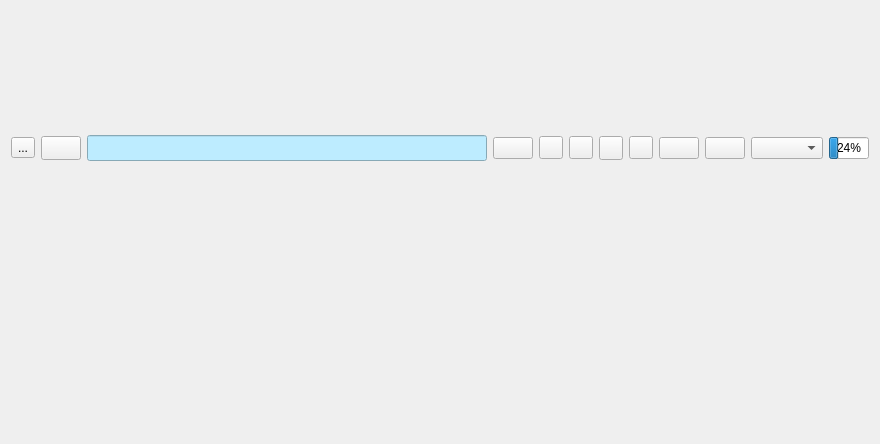
This is galacteek/ui/browsertab.ui in pinnaculum/galacteek as Qt 5 draws it before an edit. The edited form follows.
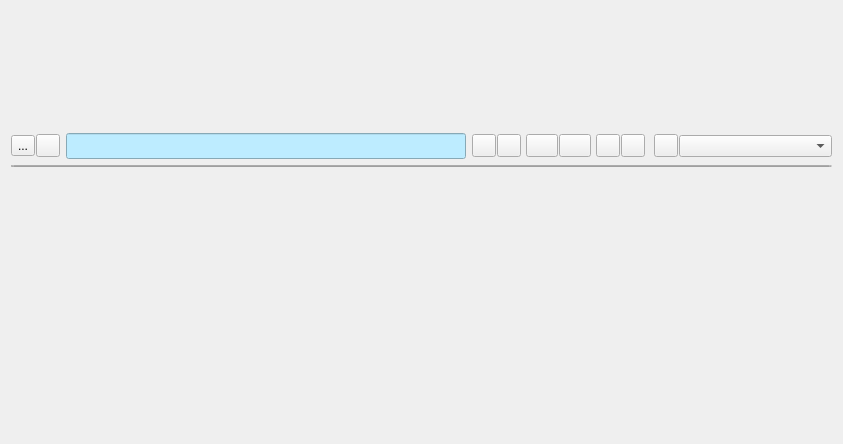
This is the edited form. Icons and pictures are not drawn.

The edit to the form file:
```diff
--- a/galacteek/ui/browsertab.ui
+++ b/galacteek/ui/browsertab.ui
@@ -31,6 +31,9 @@
          </property>
          <item>
           <layout class="QHBoxLayout" name="hLayoutCtrl">
+           <property name="spacing">
+            <number>1</number>
+           </property>
            <item>
             <widget class="QToolButton" name="loadIpfsButton">
              <property name="toolTip">
@@ -46,22 +49,7 @@
             </widget>
            </item>
            <item>
-            <widget class="QPushButton" name="loadFromClipboardButton">
-             <property name="sizePolicy">
-              <sizepolicy hsizetype="Fixed" vsizetype="Fixed">
-               <horstretch>0</horstretch>
-               <verstretch>0</verstretch>
-              </sizepolicy>
-             </property>
-             <property name="maximumSize">
-              <size>
-               <width>40</width>
-               <height>24</height>
-              </size>
-             </property>
-             <property name="toolTip">
-              <string>&lt;html&gt;&lt;head/&gt;&lt;body&gt;&lt;p&gt;Load IPFS CID from clipboard&lt;/p&gt;&lt;/body&gt;&lt;/html&gt;</string>
-             </property>
+            <widget class="QToolButton" name="loadFromClipboardButton">
              <property name="text">
               <string/>
              </property>
@@ -109,12 +97,14 @@
           </widget>
          </item>
          <item>
-          <widget class="QPushButton" name="stopButton">
-           <property name="sizePolicy">
-            <sizepolicy hsizetype="Fixed" vsizetype="Fixed">
-             <horstretch>0</horstretch>
-             <verstretch>0</verstretch>
-            </sizepolicy>
+          <layout class="QHBoxLayout" name="horizontalLayout_3">
+           <property name="spacing">
+            <number>1</number>
+           </property>
+           <item>
+            <widget class="QToolButton" name="stopButton">
+             <property name="toolTip">
+              <string>&lt;html&gt;&lt;head/&gt;&lt;body&gt;&lt;p&gt;Stop&lt;/p&gt;&lt;/body&gt;&lt;/html&gt;</string>
            </property>
            <property name="text">
             <string/>
@@ -125,6 +115,36 @@
            </property>
           </widget>
          </item>
+           <item>
+            <widget class="QToolButton" name="reloadPageButton">
+             <property name="toolTip">
+              <string>&lt;html&gt;&lt;head/&gt;&lt;body&gt;&lt;p&gt;Reload page&lt;/p&gt;&lt;/body&gt;&lt;/html&gt;</string>
+             </property>
+             <property name="text">
+              <string/>
+             </property>
+             <property name="icon">
+              <iconset resource="galacteek.qrc">
+               <normaloff>:/share/icons/refresh.png</normaloff>:/share/icons/refresh.png</iconset>
+             </property>
+            </widget>
+           </item>
+           <item>
+            <spacer name="horizontalSpacer">
+             <property name="orientation">
+              <enum>Qt::Horizontal</enum>
+             </property>
+             <property name="sizeType">
+              <enum>QSizePolicy::Fixed</enum>
+             </property>
+             <property name="sizeHint" stdset="0">
+              <size>
+               <width>4</width>
+               <height>20</height>
+              </size>
+             </property>
+            </spacer>
+           </item>
          <item>
           <widget class="QToolButton" name="backButton">
            <property name="sizePolicy">
@@ -135,7 +155,7 @@
            </property>
            <property name="maximumSize">
             <size>
-             <width>48</width>
+               <width>32</width>
              <height>16777215</height>
             </size>
            </property>
@@ -161,7 +181,7 @@
            </property>
            <property name="maximumSize">
             <size>
-             <width>48</width>
+               <width>32</width>
              <height>16777215</height>
             </size>
            </property>
@@ -178,53 +198,23 @@
           </widget>
          </item>
          <item>
-          <widget class="QPushButton" name="refreshButton">
-           <property name="sizePolicy">
-            <sizepolicy hsizetype="Fixed" vsizetype="Fixed">
-             <horstretch>0</horstretch>
-             <verstretch>0</verstretch>
-            </sizepolicy>
-           </property>
-           <property name="maximumSize">
+            <spacer name="horizontalSpacer_2">
+             <property name="orientation">
+              <enum>Qt::Horizontal</enum>
+             </property>
+             <property name="sizeType">
+              <enum>QSizePolicy::Fixed</enum>
+             </property>
+             <property name="sizeHint" stdset="0">
             <size>
-             <width>24</width>
-             <height>24</height>
-            </size>
-           </property>
-           <property name="toolTip">
-            <string>&lt;html&gt;&lt;head/&gt;&lt;body&gt;&lt;p&gt;Reload page&lt;/p&gt;&lt;/body&gt;&lt;/html&gt;</string>
-           </property>
-           <property name="text">
-            <string/>
-           </property>
-           <property name="icon">
-            <iconset resource="galacteek.qrc">
-             <normaloff>:/share/icons/refresh.png</normaloff>:/share/icons/refresh.png</iconset>
-           </property>
-          </widget>
+               <width>4</width>
+               <height>20</height>
+              </size>
+             </property>
+            </spacer>
          </item>
          <item>
-          <widget class="QToolButton" name="pinAllButton">
-           <property name="toolTip">
-            <string>&lt;html&gt;&lt;head/&gt;&lt;body&gt;&lt;p&gt;Automatically pins visited pages&lt;/p&gt;&lt;/body&gt;&lt;/html&gt;</string>
-           </property>
-           <property name="text">
-            <string/>
-           </property>
-           <property name="icon">
-            <iconset resource="galacteek.qrc">
-             <normaloff>:/share/icons/pin-black.png</normaloff>:/share/icons/pin-black.png</iconset>
-           </property>
-          </widget>
-         </item>
-         <item>
-          <widget class="QPushButton" name="zoomOutButton">
-           <property name="sizePolicy">
-            <sizepolicy hsizetype="Fixed" vsizetype="Fixed">
-             <horstretch>0</horstretch>
-             <verstretch>0</verstretch>
-            </sizepolicy>
-           </property>
+            <widget class="QToolButton" name="zoomOutButton">
            <property name="toolTip">
             <string>&lt;html&gt;&lt;head/&gt;&lt;body&gt;&lt;p&gt;Zoom out&lt;/p&gt;&lt;/body&gt;&lt;/html&gt;</string>
            </property>
@@ -238,13 +228,7 @@
           </widget>
          </item>
          <item>
-          <widget class="QPushButton" name="zoomInButton">
-           <property name="sizePolicy">
-            <sizepolicy hsizetype="Fixed" vsizetype="Fixed">
-             <horstretch>0</horstretch>
-             <verstretch>0</verstretch>
-            </sizepolicy>
-           </property>
+            <widget class="QToolButton" name="zoomInButton">
            <property name="toolTip">
             <string>&lt;html&gt;&lt;head/&gt;&lt;body&gt;&lt;p&gt;Zoom in&lt;/p&gt;&lt;/body&gt;&lt;/html&gt;</string>
            </property>
@@ -257,6 +241,36 @@
            </property>
           </widget>
          </item>
+           <item>
+            <spacer name="horizontalSpacer_3">
+             <property name="orientation">
+              <enum>Qt::Horizontal</enum>
+             </property>
+             <property name="sizeType">
+              <enum>QSizePolicy::Fixed</enum>
+             </property>
+             <property name="sizeHint" stdset="0">
+              <size>
+               <width>8</width>
+               <height>20</height>
+              </size>
+             </property>
+            </spacer>
+           </item>
+           <item>
+            <widget class="QToolButton" name="pinAllButton">
+             <property name="toolTip">
+              <string>&lt;html&gt;&lt;head/&gt;&lt;body&gt;&lt;p&gt;Automatically pins visited pages&lt;/p&gt;&lt;/body&gt;&lt;/html&gt;</string>
+             </property>
+             <property name="text">
+              <string/>
+             </property>
+             <property name="icon">
+              <iconset resource="galacteek.qrc">
+               <normaloff>:/share/icons/pin-black.png</normaloff>:/share/icons/pin-black.png</iconset>
+             </property>
+            </widget>
+           </item>
          <item>
           <widget class="QComboBox" name="actionComboBox">
            <property name="sizePolicy">
@@ -276,37 +290,43 @@
            </property>
           </widget>
          </item>
+          </layout>
+         </item>
+        </layout>
+       </item>
+      </layout>
+     </item>
          <item>
-          <widget class="QProgressBar" name="progressBar">
+      <widget class="QProgressBar" name="pBarBrowser">
            <property name="sizePolicy">
-            <sizepolicy hsizetype="Fixed" vsizetype="Fixed">
+        <sizepolicy hsizetype="Expanding" vsizetype="Fixed">
              <horstretch>0</horstretch>
              <verstretch>0</verstretch>
             </sizepolicy>
            </property>
-           <property name="minimumSize">
-            <size>
-             <width>40</width>
-             <height>0</height>
-            </size>
-           </property>
            <property name="maximumSize">
             <size>
-             <width>30</width>
-             <height>16777215</height>
+         <width>16777215</width>
+         <height>2</height>
             </size>
            </property>
            <property name="value">
-            <number>24</number>
+        <number>0</number>
+       </property>
+       <property name="textVisible">
+        <bool>false</bool>
+       </property>
+       <property name="invertedAppearance">
+        <bool>false</bool>
            </property>
           </widget>
          </item>
-        </layout>
-       </item>
-      </layout>
-     </item>
      <item>
-      <layout class="QVBoxLayout" name="vLayoutBrowser"/>
+      <layout class="QVBoxLayout" name="vLayoutBrowser">
+       <property name="sizeConstraint">
+        <enum>QLayout::SetMaximumSize</enum>
+       </property>
+      </layout>
      </item>
     </layout>
    </item>
```
Lines whose indentation alone changed are shown as unchanged.
